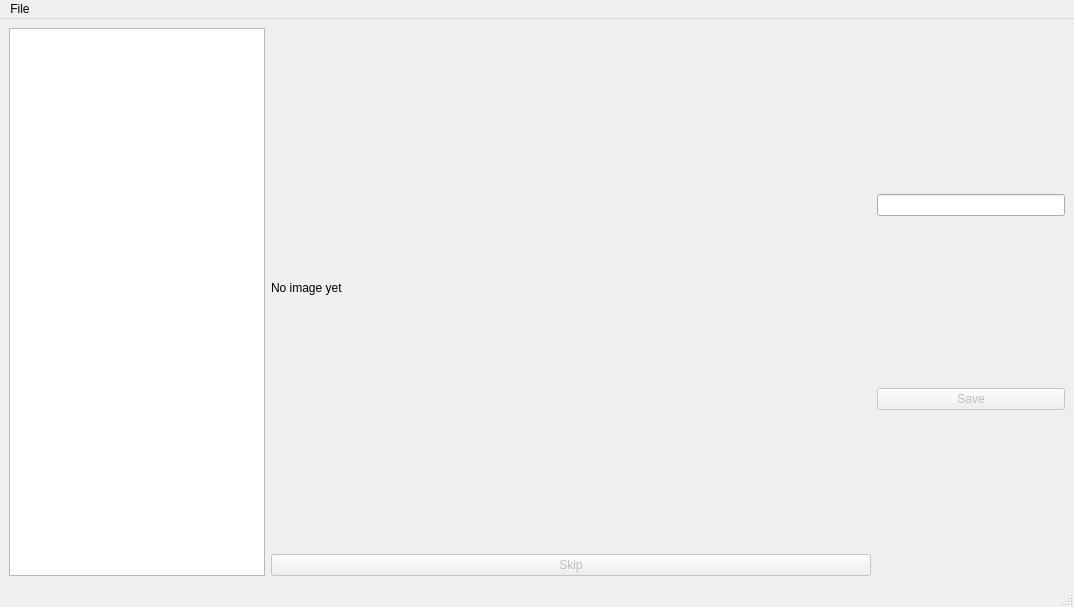
This is src/DatasetBuilder/MainWindow.ui in PlathC/VitalRecordAnalyser as Qt 5 draws it before an edit. The edited form follows.
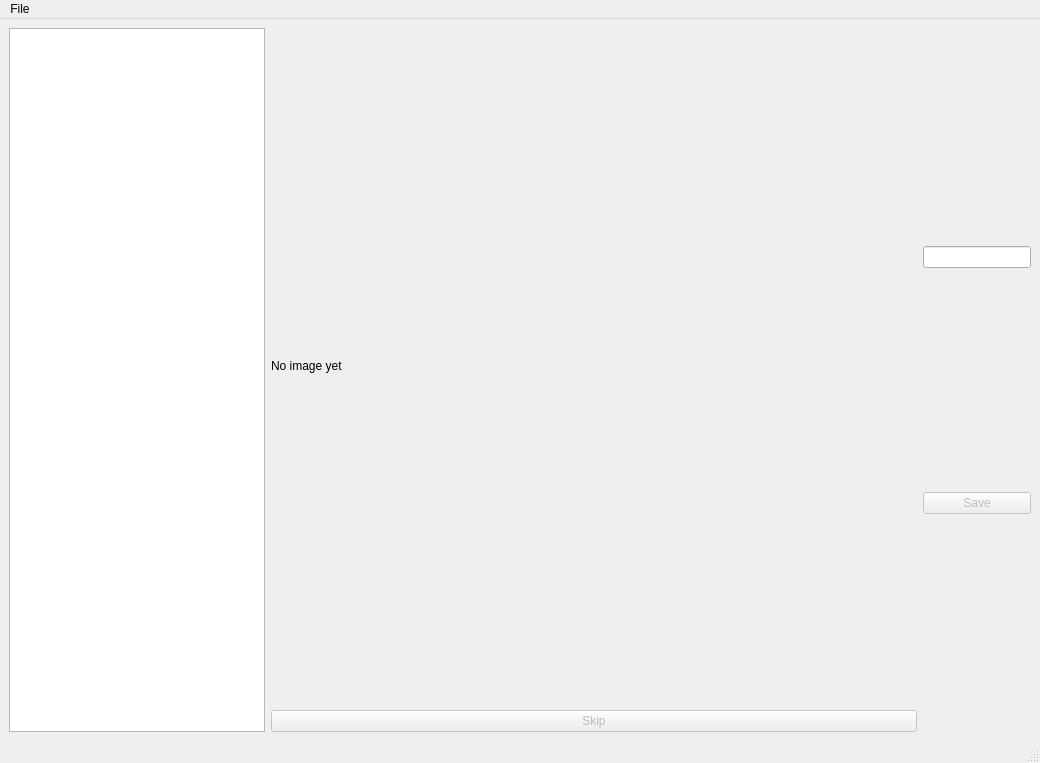
This is the edited form.

Commit message: Improve window layout.

```diff
--- a/src/DatasetBuilder/MainWindow.ui
+++ b/src/DatasetBuilder/MainWindow.ui
@@ -6,8 +6,8 @@
    <rect>
     <x>0</x>
     <y>0</y>
-    <width>1074</width>
-    <height>607</height>
+    <width>1040</width>
+    <height>763</height>
    </rect>
   </property>
   <property name="windowTitle">
@@ -17,13 +17,26 @@
    <layout class="QHBoxLayout" name="horizontalLayout">
     <item>
      <layout class="QVBoxLayout" name="verticalLayout">
+      <property name="sizeConstraint">
+       <enum>QLayout::SetFixedSize</enum>
+      </property>
       <item>
-       <widget class="QListWidget" name="m_lwRemainingFolders"/>
+       <widget class="QListWidget" name="m_lwRemainingFolders">
+        <property name="sizePolicy">
+         <sizepolicy hsizetype="Preferred" vsizetype="Preferred">
+          <horstretch>0</horstretch>
+          <verstretch>0</verstretch>
+         </sizepolicy>
+        </property>
+       </widget>
       </item>
      </layout>
     </item>
     <item>
      <layout class="QGridLayout" name="gridLayout">
+      <property name="sizeConstraint">
+       <enum>QLayout::SetMaximumSize</enum>
+      </property>
       <item row="2" column="0">
        <widget class="QPushButton" name="m_pbSkip">
         <property name="enabled">
@@ -36,6 +49,12 @@
       </item>
       <item row="1" column="0">
        <widget class="QLabel" name="m_lblImg">
+        <property name="sizePolicy">
+         <sizepolicy hsizetype="Expanding" vsizetype="Expanding">
+          <horstretch>0</horstretch>
+          <verstretch>0</verstretch>
+         </sizepolicy>
+        </property>
         <property name="minimumSize">
          <size>
           <width>600</width>
@@ -51,19 +70,35 @@
     </item>
     <item>
      <layout class="QGridLayout" name="m_laySave">
+      <property name="sizeConstraint">
+       <enum>QLayout::SetFixedSize</enum>
+      </property>
+      <item row="0" column="1">
+       <widget class="QLineEdit" name="m_leTextImg">
+        <property name="sizePolicy">
+         <sizepolicy hsizetype="Fixed" vsizetype="Fixed">
+          <horstretch>0</horstretch>
+          <verstretch>0</verstretch>
+         </sizepolicy>
+        </property>
+       </widget>
+      </item>
       <item row="1" column="1">
        <widget class="QPushButton" name="m_pbSave">
         <property name="enabled">
          <bool>false</bool>
         </property>
+        <property name="sizePolicy">
+         <sizepolicy hsizetype="Preferred" vsizetype="Fixed">
+          <horstretch>0</horstretch>
+          <verstretch>0</verstretch>
+         </sizepolicy>
+        </property>
         <property name="text">
          <string>Save</string>
         </property>
        </widget>
       </item>
-      <item row="0" column="1">
-       <widget class="QLineEdit" name="m_leTextImg"/>
-      </item>
      </layout>
     </item>
    </layout>
@@ -73,7 +108,7 @@
     <rect>
      <x>0</x>
      <y>0</y>
-     <width>1074</width>
+     <width>1040</width>
      <height>21</height>
     </rect>
    </property>
```
